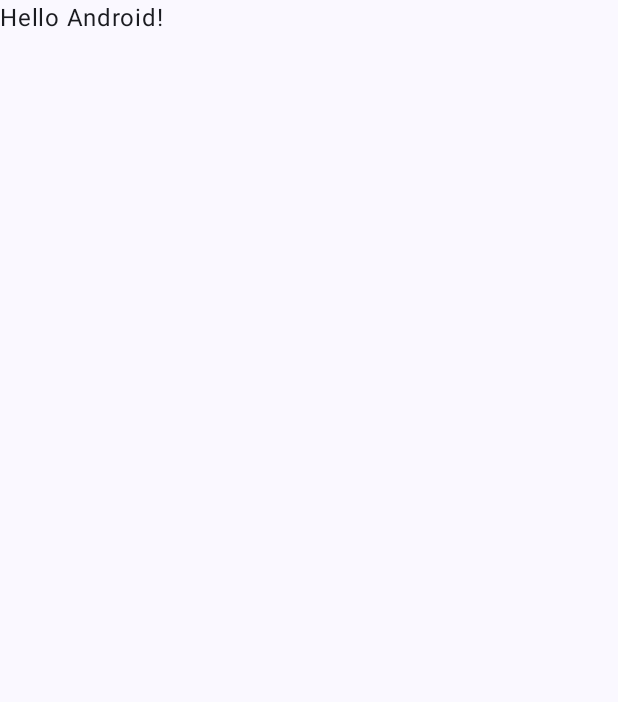
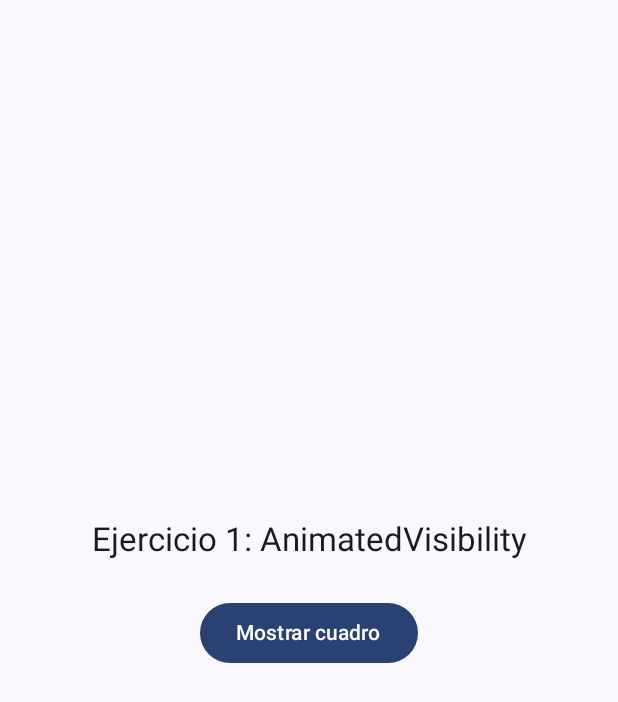
Before and after one commit to patrickvizcarra-ux/AnimacionesLab, an Android app built with Jetpack Compose: the screen it shows after launch (MainActivity), on a phone screen of 412 x 824 dp. Before the commit the part shown is almost empty. Shown: the top 702 px of the screen. Run offline under Robolectric (Android 15) with nearby library versions, the phone set to English and light mode, and no system bars.

Commit message:
feat: implementar AnimatedVisibility con fadeIn y fadeOut

```diff
--- a/app/src/main/java/com/tecsup/animacioneslab/MainActivity.kt
+++ b/app/src/main/java/com/tecsup/animacioneslab/MainActivity.kt
@@ -4,25 +4,46 @@ import android.os.Bundle
 import androidx.activity.ComponentActivity
 import androidx.activity.compose.setContent
 import androidx.activity.enableEdgeToEdge
+import androidx.compose.animation.AnimatedVisibility
+import androidx.compose.animation.fadeIn
+import androidx.compose.animation.fadeOut
+import androidx.compose.animation.slideInVertically
+import androidx.compose.animation.slideOutVertically
+import androidx.compose.foundation.background
+import androidx.compose.foundation.layout.Arrangement
+import androidx.compose.foundation.layout.Box
+import androidx.compose.foundation.layout.Column
+import androidx.compose.foundation.layout.Spacer
+import androidx.compose.foundation.layout.padding
 import androidx.compose.foundation.layout.fillMaxSize
-import androidx.compose.foundation.layout.padding
+import androidx.compose.foundation.layout.height
+import androidx.compose.foundation.layout.size
+import androidx.compose.foundation.shape.RoundedCornerShape
+import androidx.compose.material3.Button
+import androidx.compose.material3.MaterialTheme
 import androidx.compose.material3.Scaffold
 import androidx.compose.material3.Text
-import androidx.compose.runtime.Composable
+import androidx.compose.runtime.*
+import androidx.compose.ui.Alignment
 import androidx.compose.ui.Modifier
-import androidx.compose.ui.tooling.preview.Preview
+import androidx.compose.ui.graphics.Color
+import androidx.compose.ui.unit.dp
 import com.tecsup.animacioneslab.ui.theme.AnimacionesLabTheme
 
 class MainActivity : ComponentActivity() {
     override fun onCreate(savedInstanceState: Bundle?) {
         super.onCreate(savedInstanceState)
         enableEdgeToEdge()
+
         setContent {
             AnimacionesLabTheme {
-                Scaffold(modifier = Modifier.fillMaxSize()) { innerPadding ->
-                    Greeting(
-                        name = "Android",
-                        modifier = Modifier.padding(innerPadding)
+                Scaffold(
+                    modifier = Modifier.fillMaxSize()
+                ) { innerPadding ->
+                    Ejercicio1(
+                        modifier = Modifier
+                            .fillMaxSize()
+                            .padding(innerPadding)
                     )
                 }
             }
@@ -31,17 +52,53 @@ class MainActivity : ComponentActivity() {
 }
 
 @Composable
-fun Greeting(name: String, modifier: Modifier = Modifier) {
-    Text(
-        text = "Hello $name!",
-        modifier = modifier
-    )
-}
+fun Ejercicio1(modifier: Modifier = Modifier) {
 
-@Preview(showBackground = true)
-@Composable
-fun GreetingPreview() {
-    AnimacionesLabTheme {
-        Greeting("Android")
+    var visible by remember { mutableStateOf(false) }
+
+    Column(
+        modifier = modifier,
+        horizontalAlignment = Alignment.CenterHorizontally,
+        verticalArrangement = Arrangement.Center
+    ) {
+
+        Text(
+            text = "Ejercicio 1: AnimatedVisibility",
+            style = MaterialTheme.typography.titleLarge
+        )
+
+        Spacer(modifier = Modifier.height(24.dp))
+
+        Button(
+            onClick = { visible = !visible }
+        ) {
+            Text(
+                text = if (visible) "Ocultar cuadro" else "Mostrar cuadro"
+            )
+        }
+
+        Spacer(modifier = Modifier.height(32.dp))
+
+        AnimatedVisibility(
+            visible = visible,
+            enter = fadeIn() + slideInVertically(),
+            exit = fadeOut() + slideOutVertically()
+        ) {
+            Box(
+                modifier = Modifier
+                    .size(180.dp)
+                    .background(
+                        color = Color(0xFF2196F3),
+                        shape = RoundedCornerShape(20.dp)
+                    ),
+                contentAlignment = Alignment.Center
+            ) {
+                Text(
+                    text = "¡Hola Compose!",
+                    color = Color.White,
+                    style = MaterialTheme.typography.titleMedium
+                )
+            }
+        }
     }
 }
```
